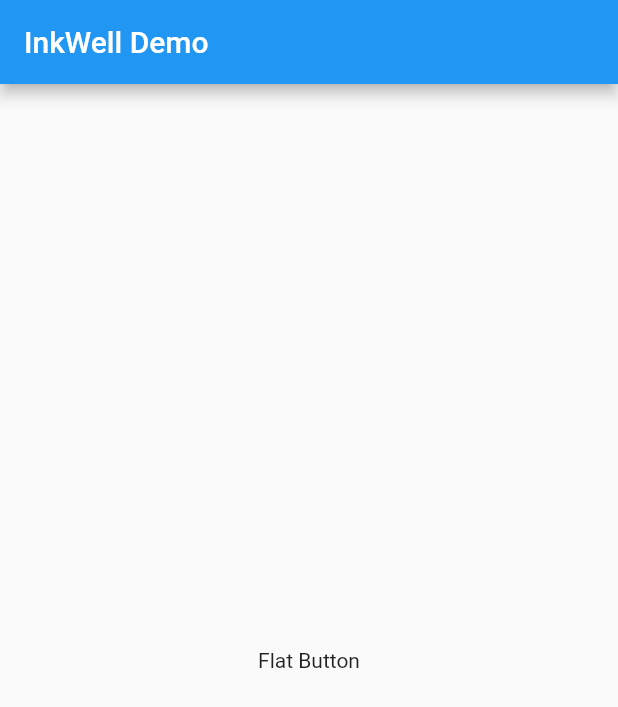
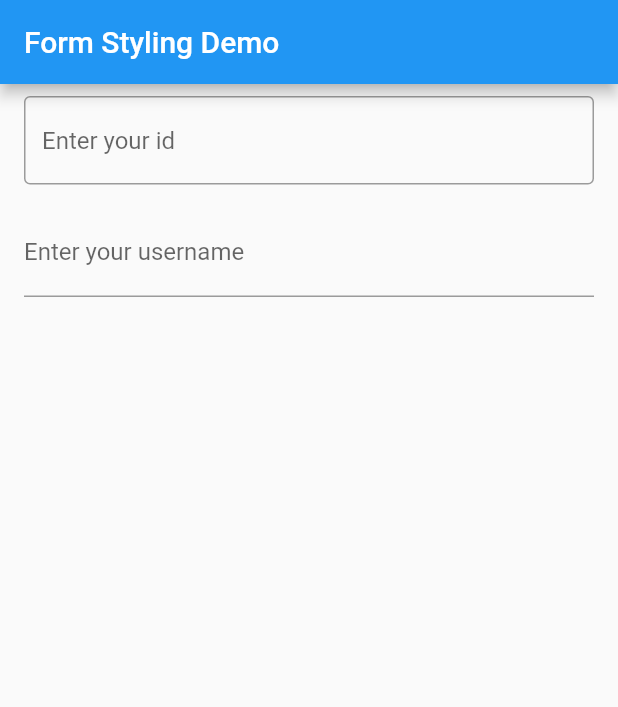
Before and after one commit to changDDAO/flutter_tuto_3_1, a Flutter app: the screen it shows after launch, on a phone screen of 412 x 824 dp. Shown: the top 707 px of the screen. Run offline on Flutter 3.47's test engine with Material 2 defaults, Android fonts, the phone set to English and light mode, and no system bars.

Commit message:
use TextFiled for input

```diff
--- /dev/null
+++ b/lib/login_form.dart
@@ -0,0 +1,39 @@
+import 'package:flutter/material.dart';
+
+class loginForm extends StatelessWidget {
+  const loginForm({Key? key}) : super(key: key);
+
+  @override
+  Widget build(BuildContext context) {
+
+    return Scaffold(
+      appBar: AppBar(
+        title: Text('Form Styling Demo'),
+      ),
+      body: Column(
+        crossAxisAlignment: CrossAxisAlignment.start,
+        children: <Widget>[
+          Padding(
+            padding: EdgeInsets.symmetric(vertical: 8, horizontal: 16),
+            child: TextField(
+              decoration: InputDecoration(
+                border: OutlineInputBorder(),
+                hintText: 'Enter your id',
+              ),
+            ),
+          ),
+          Padding(
+              padding: EdgeInsets.symmetric(horizontal: 16, vertical: 8),
+            child: TextFormField(
+              decoration: InputDecoration(
+                border: UnderlineInputBorder(),
+                labelText: 'Enter your username',
+
+              ),
+            ),
+          ),
+        ],
+      ),
+    );
+  }
+}
--- a/lib/main.dart
+++ b/lib/main.dart
@@ -1,4 +1,5 @@
 import 'package:flutter/material.dart';
+import 'login_form.dart';
 
 void main() =>runApp(const MyApp());
 class MyApp extends StatelessWidget {
@@ -9,7 +10,7 @@ class MyApp extends StatelessWidget {
     const title = 'InkWell Demo';
     return const MaterialApp(
       title: title,
-      home: MyHomePage(title: title),
+      home: loginForm(),
     );
   }
 }
```
